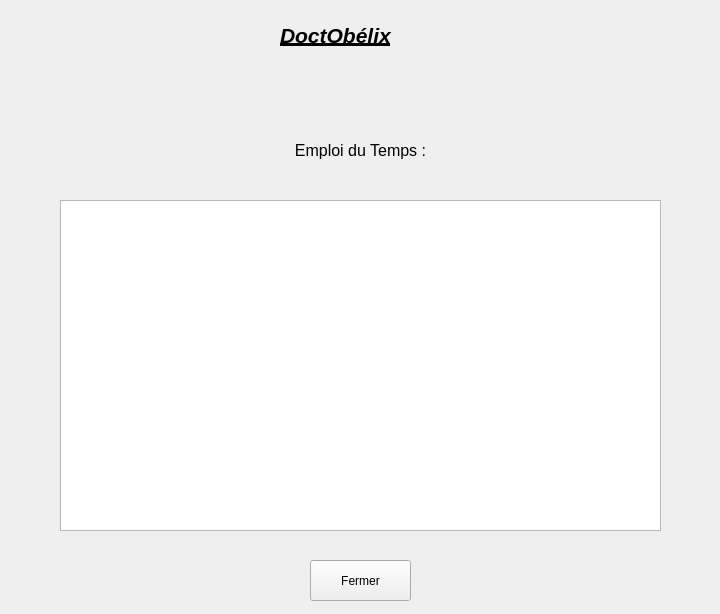
Old version of the form modules/IHM/IHM_en_Qt/4EdTDoc.ui in the repository Nathanwolfy/projetprogrammation2021.
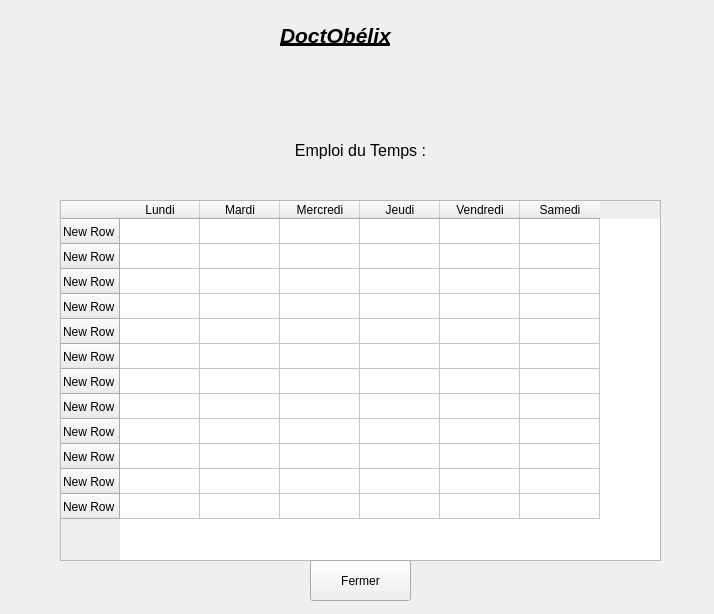
New version of the form.

```diff
--- a/modules/IHM/IHM_en_Qt/4EdTDoc.ui
+++ b/modules/IHM/IHM_en_Qt/4EdTDoc.ui
@@ -6,22 +6,124 @@
    <rect>
     <x>0</x>
     <y>0</y>
-    <width>720</width>
+    <width>714</width>
     <height>614</height>
    </rect>
   </property>
   <property name="windowTitle">
    <string>Form</string>
   </property>
-  <widget class="QTableView" name="EdTtableView">
+  <widget class="QTableWidget" name="EdTtableWidget">
    <property name="geometry">
     <rect>
      <x>60</x>
      <y>200</y>
      <width>601</width>
-     <height>331</height>
+     <height>361</height>
     </rect>
    </property>
+   <attribute name="horizontalHeaderDefaultSectionSize">
+    <number>80</number>
+   </attribute>
+   <attribute name="horizontalHeaderMinimumSectionSize">
+    <number>80</number>
+   </attribute>
+   <attribute name="verticalHeaderDefaultSectionSize">
+    <number>25</number>
+   </attribute>
+   <attribute name="verticalHeaderMinimumSectionSize">
+    <number>25</number>
+   </attribute>
+   <row>
+    <property name="text">
+     <string>New Row</string>
+    </property>
+   </row>
+   <row>
+    <property name="text">
+     <string>New Row</string>
+    </property>
+   </row>
+   <row>
+    <property name="text">
+     <string>New Row</string>
+    </property>
+   </row>
+   <row>
+    <property name="text">
+     <string>New Row</string>
+    </property>
+   </row>
+   <row>
+    <property name="text">
+     <string>New Row</string>
+    </property>
+   </row>
+   <row>
+    <property name="text">
+     <string>New Row</string>
+    </property>
+   </row>
+   <row>
+    <property name="text">
+     <string>New Row</string>
+    </property>
+   </row>
+   <row>
+    <property name="text">
+     <string>New Row</string>
+    </property>
+   </row>
+   <row>
+    <property name="text">
+     <string>New Row</string>
+    </property>
+   </row>
+   <row>
+    <property name="text">
+     <string>New Row</string>
+    </property>
+   </row>
+   <row>
+    <property name="text">
+     <string>New Row</string>
+    </property>
+   </row>
+   <row>
+    <property name="text">
+     <string>New Row</string>
+    </property>
+   </row>
+   <column>
+    <property name="text">
+     <string>Lundi</string>
+    </property>
+   </column>
+   <column>
+    <property name="text">
+     <string>Mardi</string>
+    </property>
+   </column>
+   <column>
+    <property name="text">
+     <string>Mercredi</string>
+    </property>
+   </column>
+   <column>
+    <property name="text">
+     <string>Jeudi</string>
+    </property>
+   </column>
+   <column>
+    <property name="text">
+     <string>Vendredi</string>
+    </property>
+   </column>
+   <column>
+    <property name="text">
+     <string>Samedi</string>
+    </property>
+   </column>
   </widget>
   <widget class="QLabel" name="EdT_Label">
    <property name="geometry">
```
